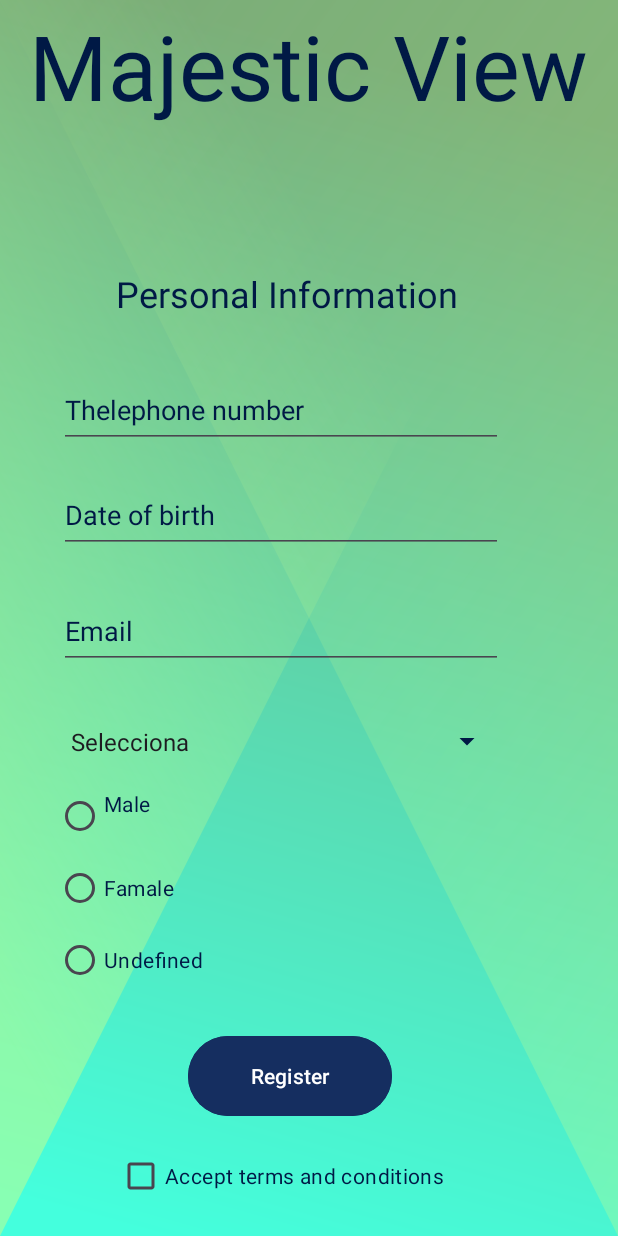
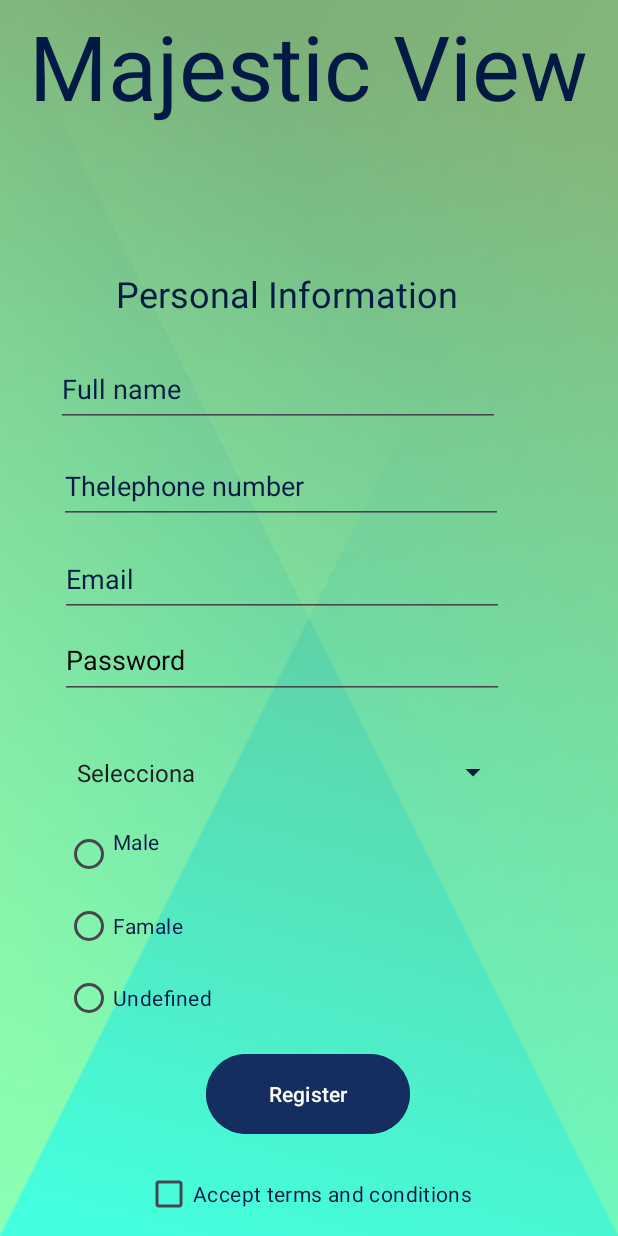
Before and after one commit to JUANPIS008/Mi_aplicacion_2, an Android app: the fragment_register2 screen opened through its navigation route, on a phone screen of 412 x 824 dp. Run offline under Robolectric (Android 15) with nearby library versions, the phone set to English and light mode, and no system bars; Roboto replaces fonts that are not available here.

Commit message:
Se actualizo todo la app

```diff
--- a/app/src/main/java/moviles2/mi_aplicacion_2/data/HuspedContract.java
+++ b/app/src/main/java/moviles2/mi_aplicacion_2/data/HuspedContract.java
@@ -5,9 +5,9 @@ import android.provider.BaseColumns;
 public class HuspedContract {
     public static abstract class HuespedEntry implements BaseColumns {
         public static final String TABLE_NAME = "huesped";
-        public static final String col_usuario = "user";
-        public static final String col_password = "password";
         public static final String col_nombre = "name";
         public static final String col_email = "email";
+        public static final String col_nacionalidad = "nacionalidad";
+        public static final String col_password = "password";
     }
 }
--- a/app/src/main/java/moviles2/mi_aplicacion_2/fragment_inicio_sesion.java
+++ b/app/src/main/java/moviles2/mi_aplicacion_2/fragment_inicio_sesion.java
@@ -102,7 +102,7 @@ public class fragment_inicio_sesion extends Fragment implements View.OnClickList
             }
 
         } else if (v.getId() == btSing_in.getId()) {
-            Navigation.findNavController(v).navigate(R.id.fragment_register);
+            Navigation.findNavController(v).navigate(R.id.fragment_register2);
 
         } else {
             Toast.makeText(getContext(), "Credenciales invalidas", Toast.LENGTH_LONG).show();
--- a/app/src/main/java/moviles2/mi_aplicacion_2/fragment_register2.java
+++ b/app/src/main/java/moviles2/mi_aplicacion_2/fragment_register2.java
@@ -1,20 +1,36 @@
 package moviles2.mi_aplicacion_2;
 
+import android.content.Context;
 import android.os.Bundle;
 
+import androidx.annotation.NonNull;
+import androidx.annotation.Nullable;
 import androidx.fragment.app.Fragment;
+import androidx.navigation.Navigation;
 
 import android.view.LayoutInflater;
 import android.view.View;
 import android.view.ViewGroup;
+import android.widget.Button;
+import android.widget.EditText;
+import android.widget.Spinner;
 
 /**
  * A simple {@link Fragment} subclass.
  * Use the {@link fragment_register2#newInstance} factory method to
  * create an instance of this fragment.
  */
-public class fragment_register2 extends Fragment {
+public class fragment_register2 extends Fragment implements View.OnClickListener {
 
+    private Button register;
+    private EditText full_name;
+    private EditText telephono_number;
+    private EditText email;
+
+    private Context mContext;
+    private Spinner mSpinner;
+
+    private EditText password;
     // TODO: Rename parameter arguments, choose names that match
     // the fragment initialization parameters, e.g. ARG_ITEM_NUMBER
     private static final String ARG_PARAM1 = "param1";
@@ -61,4 +77,44 @@ public class fragment_register2 extends Fragment {
         // Inflate the layout for this fragment
         return inflater.inflate(R.layout.fragment_register2, container, false);
     }
+
+    @Override
+    public void onViewCreated(@NonNull View view, @Nullable Bundle savedInstanceState) {
+        super.onViewCreated(view, savedInstanceState);
+        register = (Button) getActivity().findViewById(R.id.idRegistter);
+        full_name = (EditText) getActivity().findViewById(R.id.idNombre);
+        telephono_number = (EditText) getActivity().findViewById(R.id.idtelephone);
+        email = (EditText) getActivity().findViewById(R.id.idemail);
+        mSpinner = (Spinner) getActivity().findViewById(R.id.idSpinner);
+
+        register.setOnClickListener(this);
+    }
+
+
+   /*
+           public void capturarSpinner(View view){
+        String  seleccion = mSpinner.getSelectedItem().toString();
+        System.out.println(seleccion);
+    }
+
+         private void setupSpinner() {
+        // Supongamos que tienes una lista de opciones
+
+        String [] opcioneslist = getResources().getStringArray(R.array.nacionalidad);
+
+
+        // Crea un ArrayAdapter usando el contexto y el layout predeterminado para los elementos de la lista
+
+        ArrayAdapter<String> adapter = new ArrayAdapter<String>(this, android.R.layout.simple_spinner_item,opcioneslist);
+        mSpinner.setAdapter(adapter);
+    }*/
+
+    @Override
+    public void onClick(View v) {
+        if (v.getId() == register.getId()){
+            Navigation.findNavController(v).navigate(R.id.fragment_inicio_sesion);
+        }
+    }
+
+
 }
--- a/app/src/main/res/layout/fragment_register2.xml
+++ b/app/src/main/res/layout/fragment_register2.xml
@@ -39,26 +39,26 @@
         app:layout_constraintHorizontal_bias="0.339"
         app:layout_constraintStart_toStartOf="parent"
         app:layout_constraintTop_toTopOf="parent"
-        app:layout_constraintVertical_bias="0.321"
+        app:layout_constraintVertical_bias="0.387"
         tools:ignore="MissingConstraints" />
 
     <EditText
-        android:id="@+id/iddateBirth"
+        android:id="@+id/idNombre"
         android:layout_width="296dp"
         android:layout_height="50dp"
         android:ems="10"
-        android:hint="@string/iddateBirth"
-        android:inputType="date"
+        android:hint="Full name"
+        android:inputType="text"
 
         android:minHeight="48dp"
         android:textColorHint="@color/material_dynamic_primary10"
         android:textColorLink="#F8F1F1"
         app:layout_constraintBottom_toBottomOf="parent"
         app:layout_constraintEnd_toEndOf="parent"
-        app:layout_constraintHorizontal_bias="0.339"
+        app:layout_constraintHorizontal_bias="0.321"
         app:layout_constraintStart_toStartOf="parent"
         app:layout_constraintTop_toTopOf="parent"
-        app:layout_constraintVertical_bias="0.412" />
+        app:layout_constraintVertical_bias="0.303" />
 
     <EditText
         android:id="@+id/idemail"
@@ -72,24 +72,24 @@
         android:textColorHint="@color/material_dynamic_primary10"
         app:layout_constraintBottom_toBottomOf="parent"
         app:layout_constraintEnd_toEndOf="parent"
-        app:layout_constraintHorizontal_bias="0.339"
+        app:layout_constraintHorizontal_bias="0.347"
         app:layout_constraintStart_toStartOf="parent"
         app:layout_constraintTop_toTopOf="parent"
-        app:layout_constraintVertical_bias="0.512"
+        app:layout_constraintVertical_bias="0.467"
         tools:ignore="MissingConstraints" />
 
     <Spinner
-        android:id="@+id/spinner"
+        android:id="@+id/idSpinner"
         android:layout_width="296dp"
         android:layout_height="50dp"
         android:backgroundTint="@color/material_dynamic_primary10"
         android:entries="@array/nacionalidad"
         app:layout_constraintBottom_toBottomOf="parent"
         app:layout_constraintEnd_toEndOf="parent"
-        app:layout_constraintHorizontal_bias="0.339"
+        app:layout_constraintHorizontal_bias="0.373"
         app:layout_constraintStart_toStartOf="parent"
         app:layout_constraintTop_toTopOf="parent"
-        app:layout_constraintVertical_bias="0.606" />
+        app:layout_constraintVertical_bias="0.633" />
 
     <TextView
         android:id="@+id/idpersonalInformation"
@@ -109,24 +109,24 @@
         android:id="@+id/idTerms"
         android:layout_width="wrap_content"
         android:layout_height="wrap_content"
-        android:layout_marginBottom="16dp"
+        android:layout_marginBottom="4dp"
         android:text="@string/idTerms"
         android:textColor="@color/material_dynamic_primary10"
         app:layout_constraintBottom_toBottomOf="parent"
         app:layout_constraintEnd_toEndOf="parent"
-        app:layout_constraintHorizontal_bias="0.402"
+        app:layout_constraintHorizontal_bias="0.497"
         app:layout_constraintStart_toStartOf="parent" />
 
     <RadioGroup
-        android:layout_width="298dp"
-        android:layout_height="171dp"
+        android:layout_width="299dp"
+        android:layout_height="154dp"
         android:layout_marginTop="8dp"
         app:layout_constraintBottom_toBottomOf="parent"
         app:layout_constraintEnd_toEndOf="parent"
-        app:layout_constraintHorizontal_bias="0.327"
+        app:layout_constraintHorizontal_bias="0.383"
         app:layout_constraintStart_toStartOf="parent"
         app:layout_constraintTop_toTopOf="parent"
-        app:layout_constraintVertical_bias="0.794">
+        app:layout_constraintVertical_bias="0.812">
 
         <RadioButton
             android:id="@+id/idMale"
@@ -154,16 +154,30 @@
         android:id="@+id/idRegistter"
         android:layout_width="136dp"
         android:layout_height="61dp"
-        android:layout_marginBottom="76dp"
+        android:layout_marginBottom="64dp"
         android:backgroundTint="@android:color/system_accent1_800"
         android:onClick="Irinicio"
         android:text="@string/idRegistter"
         android:textColor="@color/white"
         app:layout_constraintBottom_toBottomOf="parent"
         app:layout_constraintEnd_toEndOf="parent"
-        app:layout_constraintHorizontal_bias="0.454"
+        app:layout_constraintHorizontal_bias="0.498"
         app:layout_constraintStart_toStartOf="parent"
         tools:ignore="MissingConstraints"
         tools:targetApi="s" />
 
+    <EditText
+        android:id="@+id/idPassword"
+        android:layout_width="296dp"
+        android:layout_height="51dp"
+        android:layout_marginBottom="24dp"
+        android:ems="10"
+        android:hint="Password"
+        android:inputType="textPassword"
+        android:textColorHint="@color/black"
+        app:layout_constraintBottom_toTopOf="@+id/idSpinner"
+        app:layout_constraintEnd_toEndOf="@+id/idemail"
+        app:layout_constraintHorizontal_bias="0.0"
+        app:layout_constraintStart_toStartOf="@+id/idemail" />
+
 </androidx.constraintlayout.widget.ConstraintLayout>
--- a/app/src/main/res/navigation/grafo_nav.xml
+++ b/app/src/main/res/navigation/grafo_nav.xml
@@ -20,21 +20,17 @@
         android:label="fragment_inicio_sesion"
         tools:layout="@layout/fragment_inicio_sesion" >
         <action
-            android:id="@+id/action_fragment_inicio_sesion_to_fragment_register"
-            app:destination="@id/fragment_register" />
-        <action
             android:id="@+id/action_fragment_inicio_sesion_to_fragment_menu"
             app:destination="@id/fragment_menu" />
+        <action
+            android:id="@+id/action_fragment_inicio_sesion_to_fragment_register2"
+            app:destination="@id/fragment_register2" />
     </fragment>
     <fragment
         android:id="@+id/fragment_register"
         android:name="moviles2.mi_aplicacion_2.fragment_register"
         android:label="fragment_register"
-        tools:layout="@layout/fragment_register" >
-        <action
-            android:id="@+id/action_fragment_register_to_fragment_register2"
-            app:destination="@id/fragment_register2" />
-    </fragment>
+        tools:layout="@layout/fragment_register" />
     <fragment
         android:id="@+id/fragment_register2"
         android:name="moviles2.mi_aplicacion_2.fragment_register2"
@@ -44,5 +40,9 @@
         android:id="@+id/fragment_menu"
         android:name="moviles2.mi_aplicacion_2.fragment_menu"
         android:label="fragment_menu"
-        tools:layout="@layout/fragment_menu" />
+        tools:layout="@layout/fragment_menu" >
+        <action
+            android:id="@+id/action_fragment_menu_to_fragment_inicio_sesion"
+            app:destination="@id/fragment_inicio_sesion" />
+    </fragment>
 </navigation>
```
Also changed, not shown: app/src/main/java/moviles2/mi_aplicacion_2/data/HotelDBHelper.java (+24 -11 lines), app/src/main/java/moviles2/mi_aplicacion_2/data/Huesped.java (+21 -22 lines), app/src/main/java/moviles2/mi_aplicacion_2/data/Spa.java (added, +18 -0 lines), app/src/main/java/moviles2/mi_aplicacion_2/data/SpaContract.java (added, +14 -0 lines), app/src/main/java/moviles2/mi_aplicacion_2/data/Telefono.java (+6 -6 lines), app/src/main/java/moviles2/mi_aplicacion_2/data/TelefonoSpa.java (added, +11 -0 lines).
